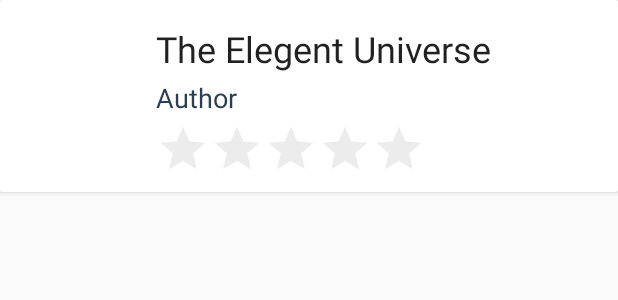
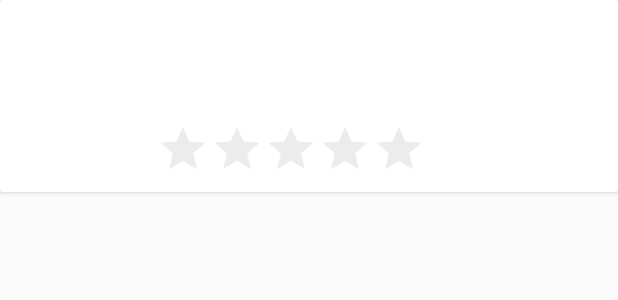
Before and after one commit to doublej89/BookWatch, an Android app: the layout searchedbook_list_content.xml on its own in the app's theme, with its tools: preview values and no code run, on a phone screen of 412 x 824 dp. Shown: the top 300 px of the screen. Run offline under Robolectric (Android 15) with nearby library versions, the phone set to English and light mode, and no system bars.

Commit message:
Update searchedbook_list_content.xml

```diff
--- a/app/src/main/res/layout/searchedbook_list_content.xml
+++ b/app/src/main/res/layout/searchedbook_list_content.xml
@@ -21,6 +21,7 @@
         android:layout_marginBottom="16dp"
         android:layout_marginRight="8dp"
         android:layout_marginEnd="8dp"
+        android:contentDescription="@string/book_cover_content_description"
         android:id="@+id/small_thumbnail"/>
 
     <LinearLayout
@@ -36,7 +37,6 @@
             android:textSize="24sp"
             android:maxLines="1"
             android:layout_marginTop="8dp"
-            android:text="The Elegent Universe"
             android:textAppearance="?attr/textAppearanceListItem" />
 
         <TextView
@@ -45,7 +45,6 @@
             android:layout_height="wrap_content"
             android:textSize="18sp"
             android:textColor="@color/darkGrey"
-            android:text="Author"
             android:layout_marginTop="4dp"
             android:textAppearance="?attr/textAppearanceListItem" />
         <RatingBar
```
